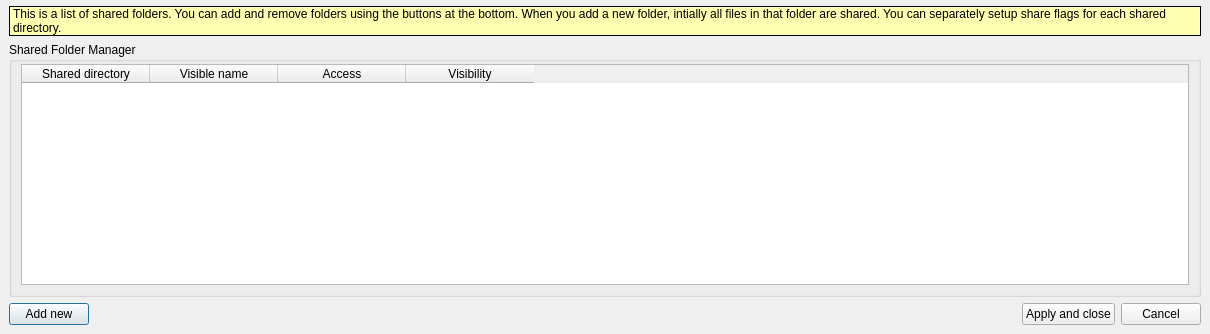
The window that retroshare-gui/src/gui/ShareManager.ui (RetroShare/RetroShare) describes before a commit, drawn with Qt 5.
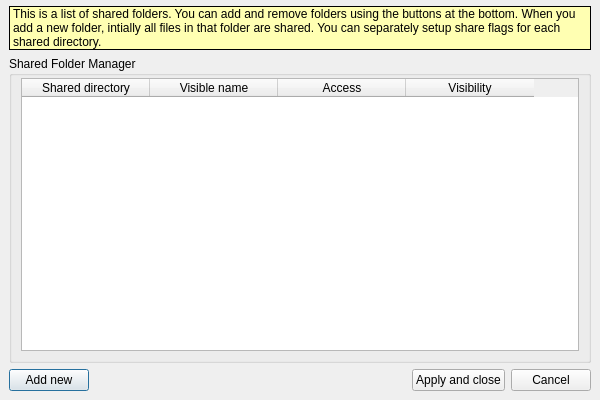
The same window after the commit. Icons and pictures are not drawn. Custom widgets are drawn as their Qt base class.

Commit message: fix ui width & height back to normal size

Patch:
```diff
--- a/retroshare-gui/src/gui/ShareManager.ui
+++ b/retroshare-gui/src/gui/ShareManager.ui
@@ -6,8 +6,8 @@
    <rect>
     <x>0</x>
     <y>0</y>
-    <width>1210</width>
-    <height>334</height>
+    <width>600</width>
+    <height>400</height>
    </rect>
   </property>
   <property name="windowTitle">
```
The commit also changes 8 other files.
